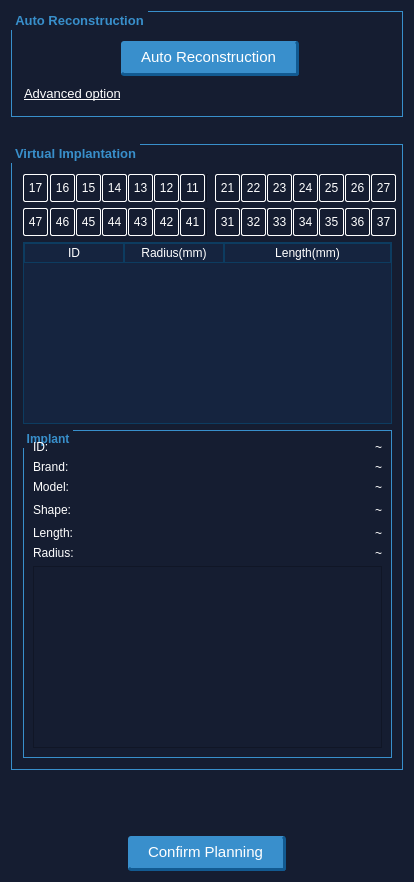
Old version of the form Apps/Dental/view/SCBDentalPlanningPipeline.ui in the repository wuzhuobin/MITK-Project.
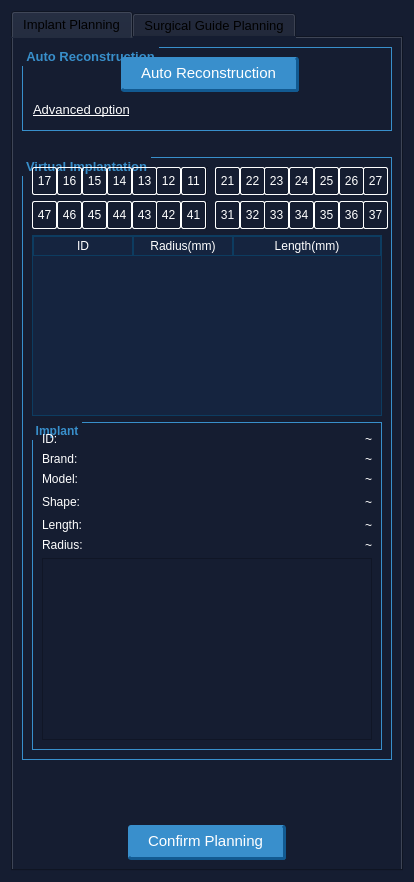
New version of the form. The open tabs and pages were chosen to show the change. Icons and pictures are not drawn.

What changed in the file:
```diff
--- a/Apps/Dental/view/SCBDentalPlanningPipeline.ui
+++ b/Apps/Dental/view/SCBDentalPlanningPipeline.ui
@@ -35,6 +35,16 @@
    <string notr="true">QWidget{
         background-color:#151d31}</string>
   </property>
+  <layout class="QHBoxLayout" name="horizontalLayout">
+   <item>
+    <widget class="QTabWidget" name="tabWidget">
+     <property name="currentIndex">
+      <number>1</number>
+     </property>
+     <widget class="QWidget" name="tabImplantPlanning">
+      <attribute name="title">
+       <string>Implant Planning</string>
+      </attribute>
   <layout class="QVBoxLayout" name="verticalLayout">
    <item>
     <widget class="QGroupBox" name="groupBoxImageRegistration_7">
@@ -2067,6 +2077,15 @@
       </spacer>
      </item>
     </layout>
+       </item>
+      </layout>
+     </widget>
+     <widget class="QWidget" name="tabSurgicalGuidePlanning">
+      <attribute name="title">
+       <string>Surgical Guide Planning</string>
+      </attribute>
+     </widget>
+    </widget>
    </item>
   </layout>
  </widget>
```
Lines whose indentation alone changed are shown as unchanged.
